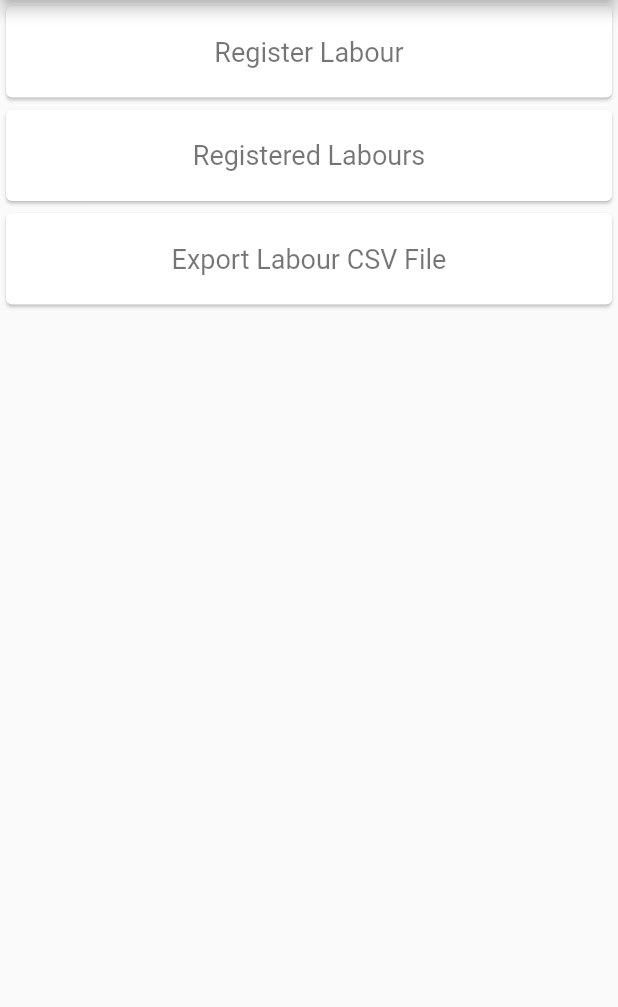
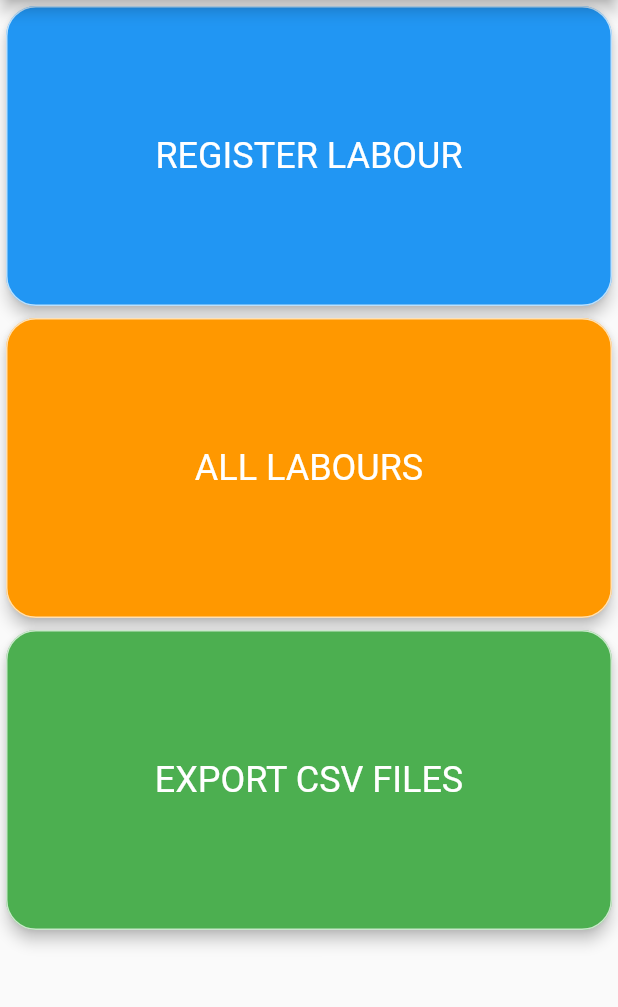
Before and after one commit to munawarhussain14/Labour-Registraion-Offline-Mobile-App, a Flutter app: the screen it shows after launch, on a phone screen of 412 x 824 dp, the part 84-1091 px from its top. Run offline on Flutter 3.47's test engine with Material 2 defaults, Android fonts, the phone set to English and light mode, and no system bars; our stand-ins replace csv, date_time_picker, mask_text_input_formatter, sqflite; missing offline and left inert: awesome_select; accounts and stored records are empty.

Commit message:
V1 version update

```diff
--- a/lib/layouts/partials/tile.dart
+++ b/lib/layouts/partials/tile.dart
@@ -1,14 +1,21 @@
 import 'package:flutter/material.dart';
 
-Widget getTile(String title,onTap){
+Widget getTile(String title,onTap,{color=Colors.blue}){
   return Card(
+    color: color,
+    elevation: 4,
+    shape: RoundedRectangleBorder(
+      side: BorderSide(color: Colors.white70, width: 1),
+      borderRadius: BorderRadius.circular(20),
+    ),
     child: InkWell(
       onTap: onTap,
       child: Container(
         padding: EdgeInsets.all(20),
+        height: 200,
         width: double.infinity,
         child: Center(
-          child: Text(title,style: TextStyle(color: Colors.black54, fontSize: 18),),
+          child: Text(title,style: TextStyle(color: Colors.white, fontSize: 24),),
         ),
       ),
     ),
--- a/lib/main.dart
+++ b/lib/main.dart
@@ -83,20 +83,21 @@ class _MyHomePageState extends State<MyHomePage> {
         // the App.build method, and use it to set our appbar title.
         title: Text(widget.title),
       ),
-      body: Center(
+      body: SingleChildScrollView(
+        child: Center(
           // Center is a layout widget. It takes a single child and positions it
           // in the middle of the parent.
           child: Column(
             mainAxisAlignment: MainAxisAlignment.start,
             children: <Widget>[
 //            getTile("Labours Registered: 200",()=>{}),
-            getTile("Register Labour",()=>{
+              getTile("REGISTER LABOUR",()=>{
                 Navigator.push(context, MaterialPageRoute(builder: (context)=>DistrictPage()))
               }),
-            getTile("Registered Labours",()=>{
+              getTile("ALL LABOURS",()=>{
                 Navigator.push(context, MaterialPageRoute(builder: (context)=>LaboursPage()))
-            }),
-            getTile("Export Labour CSV File",()async{
+              },color:Colors.orange),
+              getTile("EXPORT CSV FILES",()async{
                 LabourService labourService = new LabourService();
                 List<List<dynamic>> list = await labourService.exportList();
                 //print(list);
@@ -104,8 +105,9 @@ class _MyHomePageState extends State<MyHomePage> {
                 //String csv = const ListToCsvConverter().convert([["Munawar","Aman","Usama"],["CO","Sub Engr","CO"]]);
                 //print(csv.runtimeType);
                 //Navigator.push(context, MaterialPageRoute(builder: (context)=>const Sync()))
-            })
+              },color:Colors.green)
             ],
+          ),
         ),
       ), // This trailing comma makes auto-formatting nicer for build methods.
     );
--- a/lib/pages/mineral_title.dart
+++ b/lib/pages/mineral_title.dart
@@ -1,5 +1,3 @@
-import 'dart:developer';
-
 import 'package:cmlw_labour_registration/pages/areas.dart';
 import 'package:cmlw_labour_registration/services/leaseServices.dart';
 import "package:flutter/material.dart";
@@ -29,7 +27,7 @@ class _MineralTitlePageState extends State<MineralTitlePage> {
   @override
   void initState() {
     super.initState();
-    customSearchBar = Text("${district} District");
+    customSearchBar = Text("District ${district}");
   }
 
   @override
@@ -71,7 +69,7 @@ class _MineralTitlePageState extends State<MineralTitlePage> {
                     ),
                   );
                 }else if (customIcon.icon == Icons.cancel){
-                  customSearchBar = Text("${district} District");
+                  customSearchBar = Text("District ${district}");
                   customIcon = const Icon(Icons.search);
                   setState(() {
                     districts = service.getByDistrict("",district);
```
Also changed, not shown: lib/pages/register_labour.dart (+22 -5 lines), pubspec.yaml (+7 -1 lines), assets/logo.png (added), pubspec.lock, 10 other files. Lines whose indentation alone changed are shown as unchanged.
